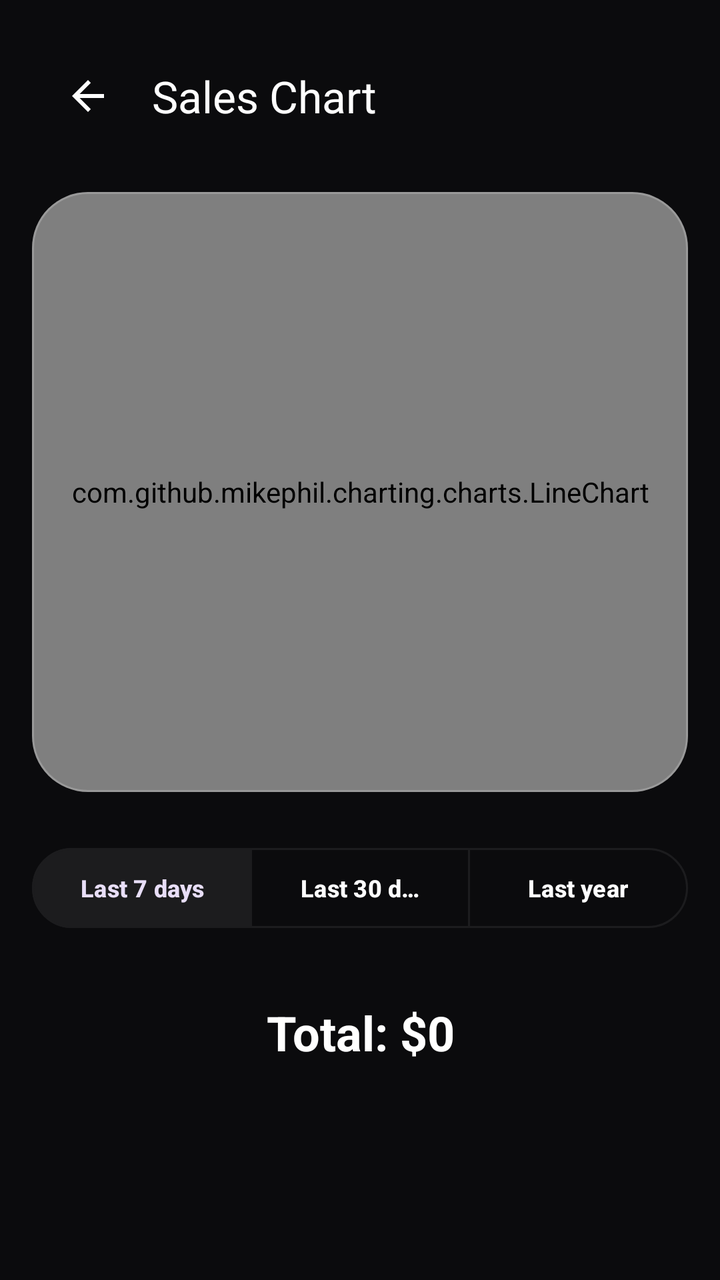
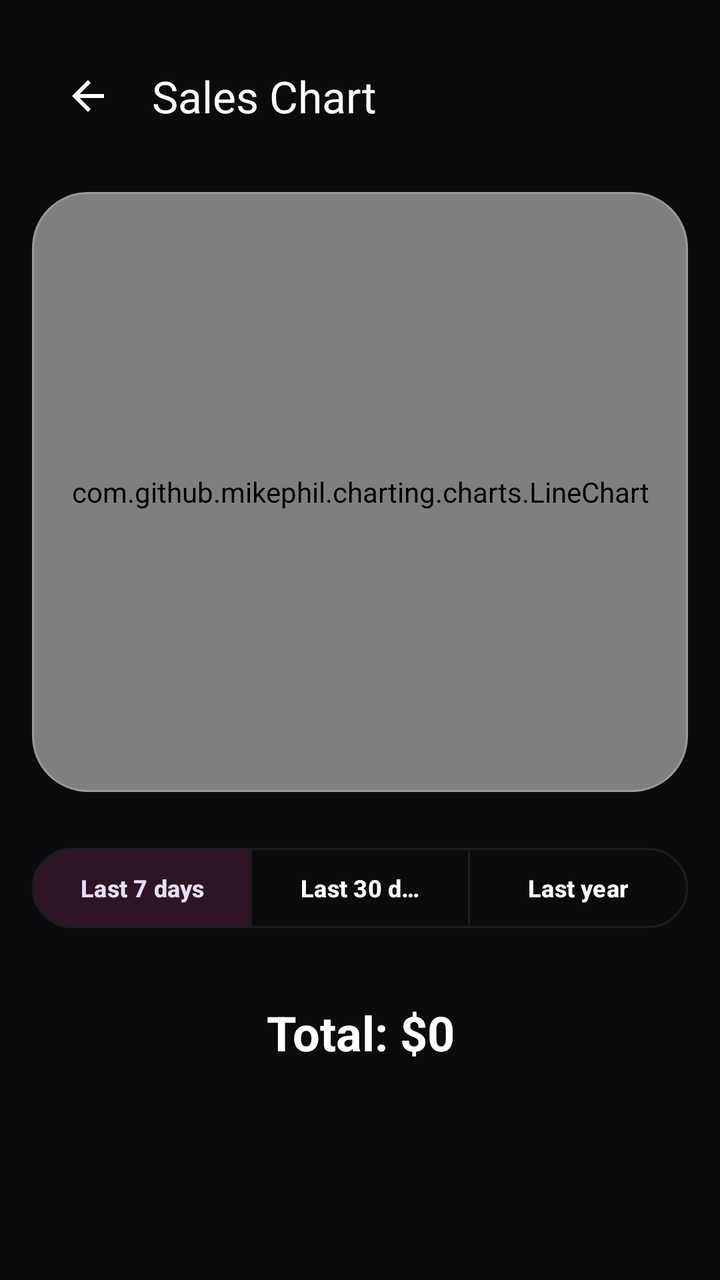

Screens rendered from an Android XML layout before and after an edit, with the pre-edit source and the edit as a unified diff.
<!-- AndroidManifest.xml: activity theme Theme.BeatHouse.Dark -->
<!-- res/layout/activity_sales_chart.xml -->
<?xml version="1.0" encoding="utf-8"?>
<LinearLayout xmlns:android="http://schemas.android.com/apk/res/android"
    xmlns:app="http://schemas.android.com/apk/res-auto"
    android:layout_width="match_parent"
    android:layout_height="match_parent"
    android:orientation="vertical"
    android:background="@color/background"
    android:padding="16dp">

    <com.google.android.material.appbar.MaterialToolbar
        android:id="@+id/toolbar"
        android:layout_width="match_parent"
        android:layout_height="?attr/actionBarSize"
        app:title="@string/sales_chart_title"
        app:titleTextColor="@color/on_surface"
        app:navigationIcon="@drawable/ic_arrow_back"
        app:navigationIconTint="@color/on_surface" />

    <com.google.android.material.card.MaterialCardView
        android:layout_width="match_parent"
        android:layout_height="300dp"
        android:layout_marginTop="16dp"
        style="@style/Widget.BeatHouse.Card"
        app:cardElevation="0dp"
        app:cardBackgroundColor="#1AFFFFFF"
        app:strokeColor="#33FFFFFF"
        app:strokeWidth="1dp">

        <com.github.mikephil.charting.charts.LineChart
            android:id="@+id/salesChart"
            android:layout_width="match_parent"
            android:layout_height="match_parent"
            android:padding="12dp" />

    </com.google.android.material.card.MaterialCardView>

    <com.google.android.material.button.MaterialButtonToggleGroup
        android:id="@+id/toggleGroup"
        android:layout_width="match_parent"
        android:layout_height="wrap_content"
        android:layout_marginTop="24dp"
        android:gravity="center"
        app:singleSelection="true"
        app:checkedButton="@+id/btn7Days">

        <com.google.android.material.button.MaterialButton
            android:id="@+id/btn7Days"
            style="@style/Widget.Material3.Button.OutlinedButton"
            android:layout_width="0dp"
            android:layout_height="wrap_content"
            android:layout_weight="1"
            android:text="@string/last_7_days"
            android:textSize="12sp" />

        <com.google.android.material.button.MaterialButton
            android:id="@+id/btnMonth"
            style="@style/Widget.Material3.Button.OutlinedButton"
            android:layout_width="0dp"
            android:layout_height="wrap_content"
            android:layout_weight="1"
            android:text="@string/last_30_days"
            android:textSize="12sp" />

        <com.google.android.material.button.MaterialButton
            android:id="@+id/btnYear"
            style="@style/Widget.Material3.Button.OutlinedButton"
            android:layout_width="0dp"
            android:layout_height="wrap_content"
            android:layout_weight="1"
            android:text="@string/last_year"
            android:textSize="12sp" />

    </com.google.android.material.button.MaterialButtonToggleGroup>

    <TextView
        android:id="@+id/tvTotalEarned"
        android:layout_width="match_parent"
        android:layout_height="wrap_content"
        android:layout_marginTop="32dp"
        android:gravity="center"
        android:text="Total: $0"
        android:textColor="@color/on_surface"
        android:textSize="24sp"
        android:textStyle="bold" />

</LinearLayout>
<!-- resources referenced by this layout -->
<resources>
  <color name="background">#0B0B0D</color>
  <color name="on_surface">#FFFFFF</color>
  <string name="last_30_days">Last 30 days</string>
  <string name="last_7_days">Last 7 days</string>
  <string name="last_year">Last year</string>
  <string name="sales_chart_title">Sales Chart</string>
  <style name="Widget.BeatHouse.Card" parent="Widget.Material3.CardView.Elevated">
          <item name="cardCornerRadius">28dp</item>
          <item name="cardElevation">0dp</item>
          <item name="strokeColor">@color/outline</item>
          <item name="strokeWidth">1dp</item>
          <item name="cardBackgroundColor">@color/surface_container</item>
      </style>
  <style name="Theme.BeatHouse.Dark" parent="Theme.BeatHouse">
          <item name="colorSurface">@color/surface</item>
          <item name="android:windowBackground">@color/background</item>
      </style>
  <color name="outline">#1C1C1E</color>
  <color name="surface_container">#1C1C1E</color>
  <style name="Theme.BeatHouse" parent="Theme.Material3.Dark.NoActionBar">
          
          <item name="colorPrimary">@color/primary</item>
          <item name="colorPrimaryContainer">@color/primary_container</item>
          <item name="colorOnPrimary">@color/on_primary</item>
          <item name="colorSecondary">@color/secondary</item>
          <item name="colorSecondaryContainer">@color/secondary_container</item>
          <item name="colorOnSecondary">@color/on_secondary</item>
          <item name="colorError">@color/error</item>
          <item name="colorErrorContainer">@color/error_container</item>
          <item name="colorOnError">@color/on_primary</item>
          <item name="colorSurface">@color/surface</item>
          <item name="colorSurfaceVariant">@color/surface_variant</item>
          <item name="colorOnSurface">@color/on_surface</item>
          <item name="colorOnSurfaceVariant">@color/on_surface_variant</item>
          <item name="colorOutline">@color/outline</item>
  
          
          <item name="android:statusBarColor">@color/background</item>
          <item name="android:windowLightStatusBar">false</item>
  
          
          <item name="android:navigationBarColor">@color/background</item>
          <item name="android:windowLightNavigationBar">false</item>
  
          
          <item name="android:windowBackground">@color/background</item>
  
          
          <item name="android:windowSplashScreenBackground" tools:targetApi="31">@color/background</item>
          <item name="android:windowSplashScreenAnimatedIcon" tools:targetApi="31">@mipmap/ic_launcher</item>
  
          
          <item name="android:windowAnimationStyle">@style/Animation.BeatHouse</item>
  
          
          <item name="materialButtonStyle">@style/Widget.BeatHouse.Button</item>
          <item name="materialCardViewStyle">@style/Widget.BeatHouse.Card</item>
          <item name="bottomNavigationStyle">@style/Widget.BeatHouse.BottomNavigation</item>
          <item name="appBarLayoutStyle">@style/Widget.BeatHouse.AppBarLayout</item>
          <item name="chipStyle">@style/Widget.BeatHouse.Chip</item>
      </style>
  <color name="surface">#121214</color>
  <color name="primary">#C71585</color>
  <color name="primary_container">#4D0033</color>
  <color name="on_primary">#FFFFFF</color>
  <color name="secondary">#8E8E93</color>
  <color name="secondary_container">#1C1C1E</color>
  <color name="on_secondary">#FFFFFF</color>
  <color name="error">#FF453A</color>
  <color name="error_container">#330000</color>
  <color name="surface_variant">#1A1A1C</color>
  <color name="on_surface_variant">#B0B0B0</color>
  <style name="Widget.BeatHouse.AppBarLayout" parent="Widget.Material3.AppBarLayout">
          <item name="android:background">@color/surface</item>
          <item name="backgroundTint">@color/surface</item>
      </style>
  <!-- unchanged entries left out for length: 5 -->
</resources>

<!-- the commit's change to res/layout/activity_sales_chart.xml (unified diff, before → after) -->
@@ -22,8 +22,8 @@
         android:layout_marginTop="16dp"
         style="@style/Widget.BeatHouse.Card"
         app:cardElevation="0dp"
-        app:cardBackgroundColor="#1AFFFFFF"
-        app:strokeColor="#33FFFFFF"
+        app:cardBackgroundColor="@color/glass_background"
+        app:strokeColor="@color/glass_outline"
         app:strokeWidth="1dp">
 
         <com.github.mikephil.charting.charts.LineChart
<!-- resource entries referenced after the edit -->
@@ -1,6 +1,8 @@
 <!-- resources referenced by this layout -->
 <resources>
   <color name="background">#0B0B0D</color>
+  <color name="glass_background">#1AFFFFFF</color>
+  <color name="glass_outline">#33FFFFFF</color>
   <color name="on_surface">#FFFFFF</color>
   <string name="last_30_days">Last 30 days</string>
   <string name="last_7_days">Last 7 days</string>
@@ -25,7 +27,7 @@
           <item name="colorPrimaryContainer">@color/primary_container</item>
           <item name="colorOnPrimary">@color/on_primary</item>
           <item name="colorSecondary">@color/secondary</item>
-          <item name="colorSecondaryContainer">@color/secondary_container</item>
+          <item name="colorSecondaryContainer">@color/secondary_container_active</item>
           <item name="colorOnSecondary">@color/on_secondary</item>
           <item name="colorError">@color/error</item>
           <item name="colorErrorContainer">@color/error_container</item>
@@ -63,10 +65,10 @@
       </style>
   <color name="surface">#121214</color>
   <color name="primary">#C71585</color>
-  <color name="primary_container">#4D0033</color>
+  <color name="primary_container">#2D1525</color>
   <color name="on_primary">#FFFFFF</color>
   <color name="secondary">#8E8E93</color>
-  <color name="secondary_container">#1C1C1E</color>
+  <color name="secondary_container_active">#2D1525</color>
   <color name="on_secondary">#FFFFFF</color>
   <color name="error">#FF453A</color>
   <color name="error_container">#330000</color>
